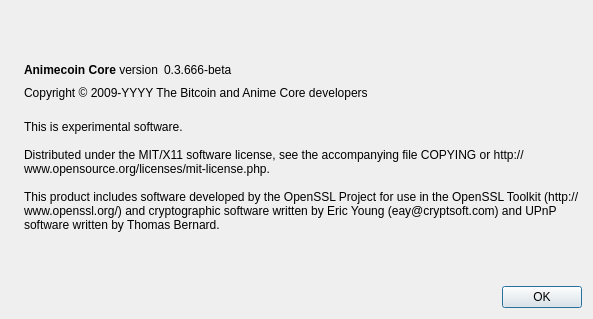
Old version of the form src/qt/forms/aboutdialog.ui in the repository Animecointeam/Animecoin.
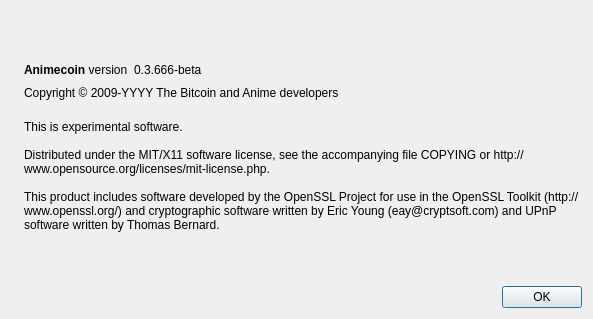
New version of the form. Icons and pictures are not drawn.

```diff
--- a/src/qt/forms/aboutdialog.ui
+++ b/src/qt/forms/aboutdialog.ui
@@ -50,7 +50,7 @@
           <cursorShape>IBeamCursor</cursorShape>
          </property>
          <property name="text">
-          <string>&lt;b&gt;Animecoin Core&lt;/b&gt; version</string>
+          <string>&lt;b&gt;Animecoin&lt;/b&gt; version</string>
          </property>
          <property name="textInteractionFlags">
           <set>Qt::LinksAccessibleByMouse|Qt::TextSelectableByKeyboard|Qt::TextSelectableByMouse</set>
@@ -91,7 +91,7 @@
         <cursorShape>IBeamCursor</cursorShape>
        </property>
        <property name="text">
-        <string notr="true">Copyright &amp;copy; 2009-YYYY The Bitcoin and Anime Core developers</string>
+        <string notr="true">Copyright &amp;copy; 2009-YYYY The Bitcoin and Anime developers</string>
        </property>
        <property name="textFormat">
         <enum>Qt::RichText</enum>
```
Left out of the diff: 2 changed lines with no effect on the pictures.
